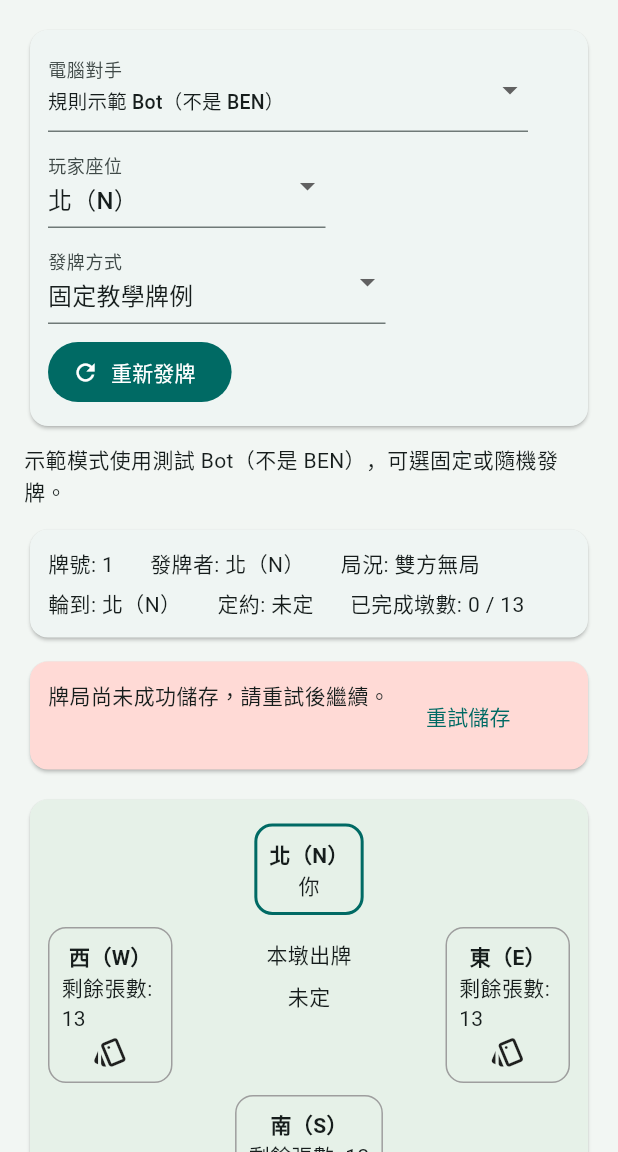
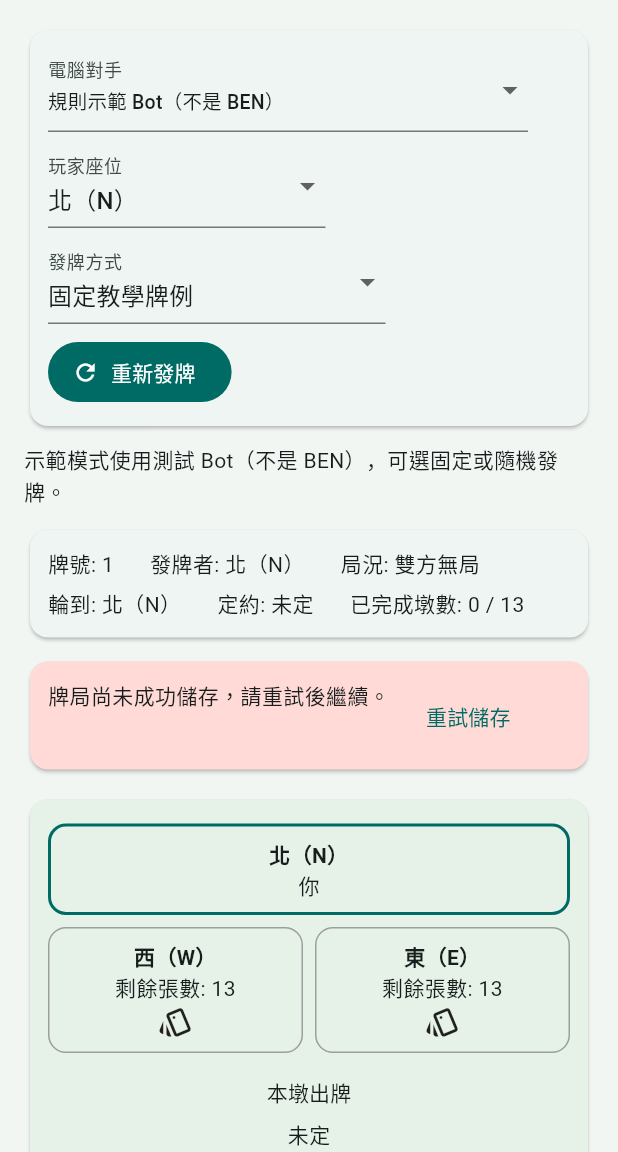
Before and after one commit to KuroNekoLi/Bridge-Academy, a Flutter app: the screen it shows after launch, after a tap on "開始新牌局", on a phone screen of 412 x 824 dp, the part 84-1236 px from its top. Run offline on Flutter 3.47's test engine with Material 3 defaults, Android fonts, the phone set to English and light mode, and no system bars; our stand-ins replace flutter_secure_storage, shared_preferences, sqflite; missing offline and left inert: cryptography; accounts and stored records are empty; statements that could not run were skipped.

Commit message:
feat(ui): A3.3 responsive four-seat table, public history toolbar and replay widget

```diff
--- a/apps/bridge_academy_flutter/lib/src/app_copy.dart
+++ b/apps/bridge_academy_flutter/lib/src/app_copy.dart
@@ -66,6 +66,8 @@ class AppCopy {
     'contract': ['定約', 'Contract'],
     'notYet': ['未定', 'Pending'],
     'auction': ['叫牌紀錄', 'Auction history'],
+    'lastTrick': ['上一墩', 'Last trick'],
+    'close': ['關閉', 'Close'],
     'call': ['叫牌', 'Make bid'],
     'pass': ['不叫（Pass）', 'Pass'],
     'double': ['賭倍（X）', 'Double (X)'],
--- a/apps/bridge_academy_flutter/lib/src/widgets/bridge_table_components.dart
+++ b/apps/bridge_academy_flutter/lib/src/widgets/bridge_table_components.dart
@@ -62,46 +62,57 @@ class BridgeTableSurface extends StatelessWidget {
   final bool actionsPaused;
   final ValueChanged<bridge.Card> onPlayCard;
 
+  BridgeSeatPanel _seat(Seat seat) => BridgeSeatPanel(
+        seat: seat,
+        view: view,
+        copy: copy,
+        actionsPaused: actionsPaused,
+        onPlayCard: onPlayCard,
+      );
+
   @override
   Widget build(BuildContext context) => Card(
         key: const Key('bridge_board'),
         color: const Color(0xFFE6F1E8),
         child: Padding(
           padding: const EdgeInsets.all(12),
-          child: Column(
+          child: LayoutBuilder(
+            builder: (context, constraints) {
+              // A side-seat half-column cannot hold exposed dummy cards on a
+              // phone. Put current trick on its own row at narrow widths.
+              final compact = constraints.maxWidth < 560;
+              return Column(
+                crossAxisAlignment: CrossAxisAlignment.stretch,
                 children: [
-              BridgeSeatPanel(
-                seat: Seat.north, view: view, copy: copy,
-                actionsPaused: actionsPaused, onPlayCard: onPlayCard,
-              ),
+                  _seat(Seat.north),
+                  if (compact) ...[
                     Row(
                       crossAxisAlignment: CrossAxisAlignment.start,
                       children: [
-                  Expanded(
-                    child: BridgeSeatPanel(
-                      seat: Seat.west, view: view, copy: copy,
-                      actionsPaused: actionsPaused, onPlayCard: onPlayCard,
+                        Expanded(child: _seat(Seat.west)),
+                        const SizedBox(width: 8),
+                        Expanded(child: _seat(Seat.east)),
+                      ],
                     ),
-                  ),
+                    BridgeCurrentTrick(view: view, copy: copy),
+                  ] else
+                    Row(
+                      crossAxisAlignment: CrossAxisAlignment.start,
+                      children: [
+                        Expanded(child: _seat(Seat.west)),
                         const SizedBox(width: 8),
                         Expanded(
                           flex: 2,
                           child: BridgeCurrentTrick(view: view, copy: copy),
                         ),
                         const SizedBox(width: 8),
-                  Expanded(
-                    child: BridgeSeatPanel(
-                      seat: Seat.east, view: view, copy: copy,
-                      actionsPaused: actionsPaused, onPlayCard: onPlayCard,
-                    ),
-                  ),
+                        Expanded(child: _seat(Seat.east)),
                       ],
                     ),
-              BridgeSeatPanel(
-                seat: Seat.south, view: view, copy: copy,
-                actionsPaused: actionsPaused, onPlayCard: onPlayCard,
-              ),
+                  _seat(Seat.south),
                 ],
+              );
+            },
           ),
         ),
       );
@@ -115,15 +126,30 @@ class BridgeCurrentTrick extends StatelessWidget {
   final AppCopy copy;
 
   @override
-  Widget build(BuildContext context) => Container(
+  Widget build(BuildContext context) => Padding(
+        key: const Key('current_trick'),
         padding: const EdgeInsets.all(12),
         child: Column(
           children: [
-            Text(copy.t('currentTrick')),
+            Text(copy.t('currentTrick'),
+                style: Theme.of(context).textTheme.titleSmall),
             const SizedBox(height: 8),
+            if (view.currentTrick.isEmpty)
+              Text(copy.t('notYet'))
+            else
+              Wrap(
+                alignment: WrapAlignment.center,
+                spacing: 6,
+                runSpacing: 4,
+                children: [
                   for (final play in view.currentTrick)
-              Text('${play.handOwner.letter}: ${bridgeCardText(play.card)}'),
-            if (view.currentTrick.isEmpty) Text(copy.t('notYet')),
+                    Chip(
+                      label: Text(
+                        '${play.handOwner.letter}: ${bridgeCardText(play.card)}',
+                      ),
+                    ),
+                ],
+              ),
           ],
         ),
       );
@@ -163,11 +189,14 @@ class BridgeSeatPanel extends StatelessWidget {
       child: Column(
         children: [
           Text(copy.seat(seat.letter),
+              maxLines: 2, textAlign: TextAlign.center,
+              overflow: TextOverflow.ellipsis,
               style: const TextStyle(fontWeight: FontWeight.w600)),
           if (seat == view.viewer)
             Text(copy.t('yourSeat'))
           else if (!hasDummyCards)
-            Text(copy.remaining(view.remainingCards[seat] ?? 0)),
+            Text(copy.remaining(view.remainingCards[seat] ?? 0),
+                textAlign: TextAlign.center),
           if (hasDummyCards && seat != view.viewer) ...[
             Text(copy.t('dummy'), key: const Key('dummy_revealed')),
             Wrap(
```
Also changed, not shown: apps/bridge_academy_flutter/lib/src/bridge_app.dart (+10 -119 lines), apps/bridge_academy_flutter/lib/src/widgets/bridge_replay_panel.dart (added, +120 -0 lines), apps/bridge_academy_flutter/lib/src/widgets/bridge_table_toolbar.dart (added, +113 -0 lines), 4 other files. Lines whose indentation alone changed are shown as unchanged.
